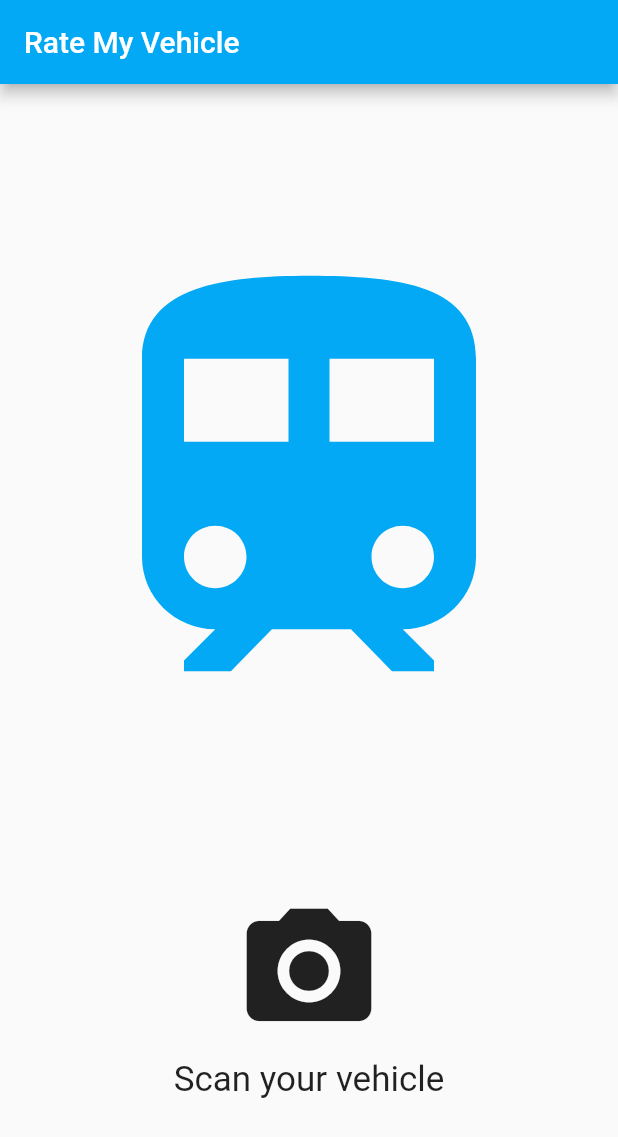
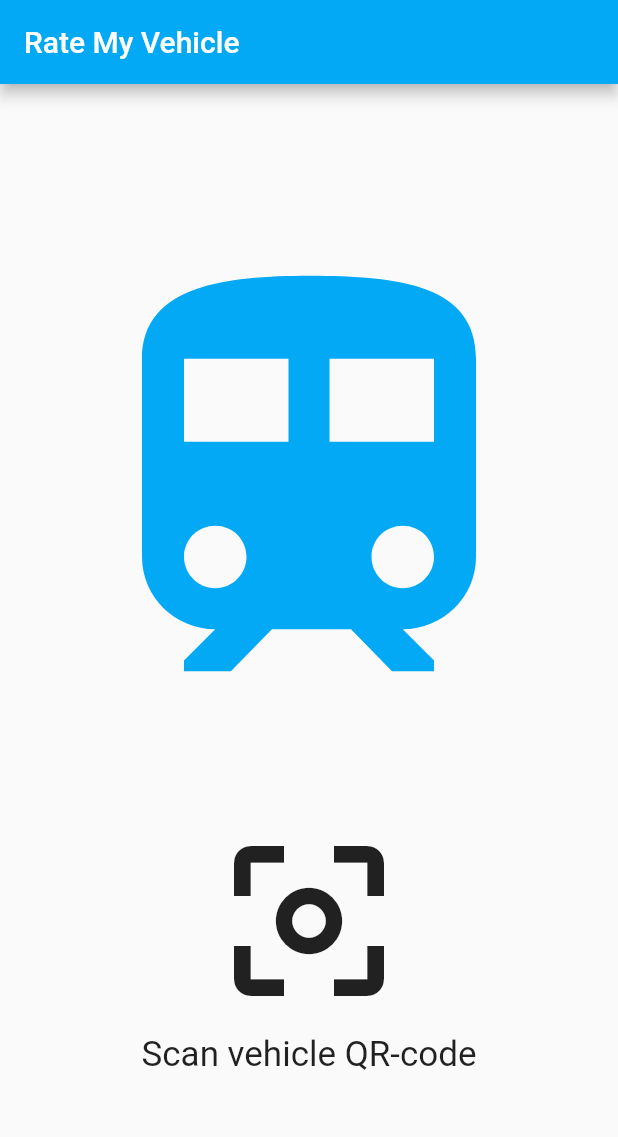
Before and after one commit to ImSythn/Public-Transport-Rating-App-Flutter, a Flutter app: the screen it shows after launch, on a phone screen of 412 x 824 dp. Shown: the top 1137 px of the screen. Run offline on Flutter 3.47's test engine with Material 2 defaults, Android fonts, the phone set to English and light mode, and no system bars; our stand-ins replace image_picker, location; missing offline and left inert: barcode_scan.

Commit message:
scaling work?

```diff
--- a/lib/main.dart
+++ b/lib/main.dart
@@ -29,7 +29,7 @@ class HomePage extends StatelessWidget {
             children: <Widget>[
               SizedBox(height: 150 / devicePixelRatio),
               VehicleID(),
-              SizedBox(height: 150 / devicePixelRatio),
+              SizedBox(height: 75 / devicePixelRatio),
               QRScanner(),
               SizedBox(height: 150 / devicePixelRatio),
               ReviewData()
@@ -93,15 +93,15 @@ class _QRScanner extends State<QRScanner> {
     return Column(
       children: <Widget>[
         IconButton(
-          iconSize: 100,
-          icon: Icon(Icons.camera_alt),
+          iconSize: 200 / devicePixelRatio,
+          icon: Icon(Icons.center_focus_weak),
           onPressed: scanQR,
         ),
         SizedBox(
             height: 40 / devicePixelRatio,
             child: FittedBox(
                 child: Text(
-              'Scan your vehicle',
+              'Scan vehicle QR-code',
             )))
       ],
     );
@@ -250,10 +250,10 @@ class _CameraPicker extends State<CameraPicker> {
     queryData = MediaQuery.of(context);
     double devicePixelRatio = queryData.devicePixelRatio;
     return IconButton(
-      iconSize: 75 / devicePixelRatio,
+      iconSize: 60 / devicePixelRatio,
       icon: Icon(
         Icons.camera_alt,
-        size: 75 / devicePixelRatio,
+        size: 60 / devicePixelRatio,
       ),
       onPressed: picker,
     );
```
